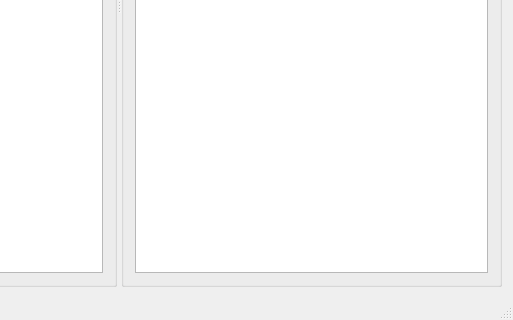
Above: DactMainWindow.ui from rug-compling/dact before the change; both pictures show x 276 to 789 and y 340 to 660 of the 789 by 660 pixel window. Below: the same form after it.
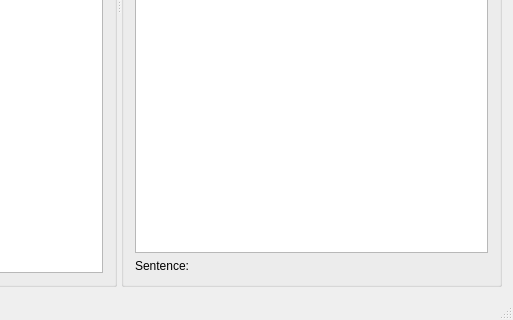
That is the form after the change.

Commit message: Display (bracketed) sentence.

Patch:
```diff
--- a/DactMainWindow.ui
+++ b/DactMainWindow.ui
@@ -59,6 +59,36 @@
         <item>
          <widget class="QGraphicsView" name="treeGraphicsView"/>
         </item>
+        <item>
+         <layout class="QHBoxLayout" name="horizontalLayout">
+          <item>
+           <widget class="QLabel" name="label_1">
+            <property name="sizePolicy">
+             <sizepolicy hsizetype="Preferred" vsizetype="Preferred">
+              <horstretch>0</horstretch>
+              <verstretch>0</verstretch>
+             </sizepolicy>
+            </property>
+            <property name="text">
+             <string>Sentence:</string>
+            </property>
+           </widget>
+          </item>
+          <item>
+           <widget class="QLabel" name="sentenceLabel">
+            <property name="sizePolicy">
+             <sizepolicy hsizetype="Expanding" vsizetype="Preferred">
+              <horstretch>0</horstretch>
+              <verstretch>0</verstretch>
+             </sizepolicy>
+            </property>
+            <property name="text">
+             <string/>
+            </property>
+           </widget>
+          </item>
+         </layout>
+        </item>
        </layout>
       </widget>
      </widget>
```
The commit also changes 5 other files.
